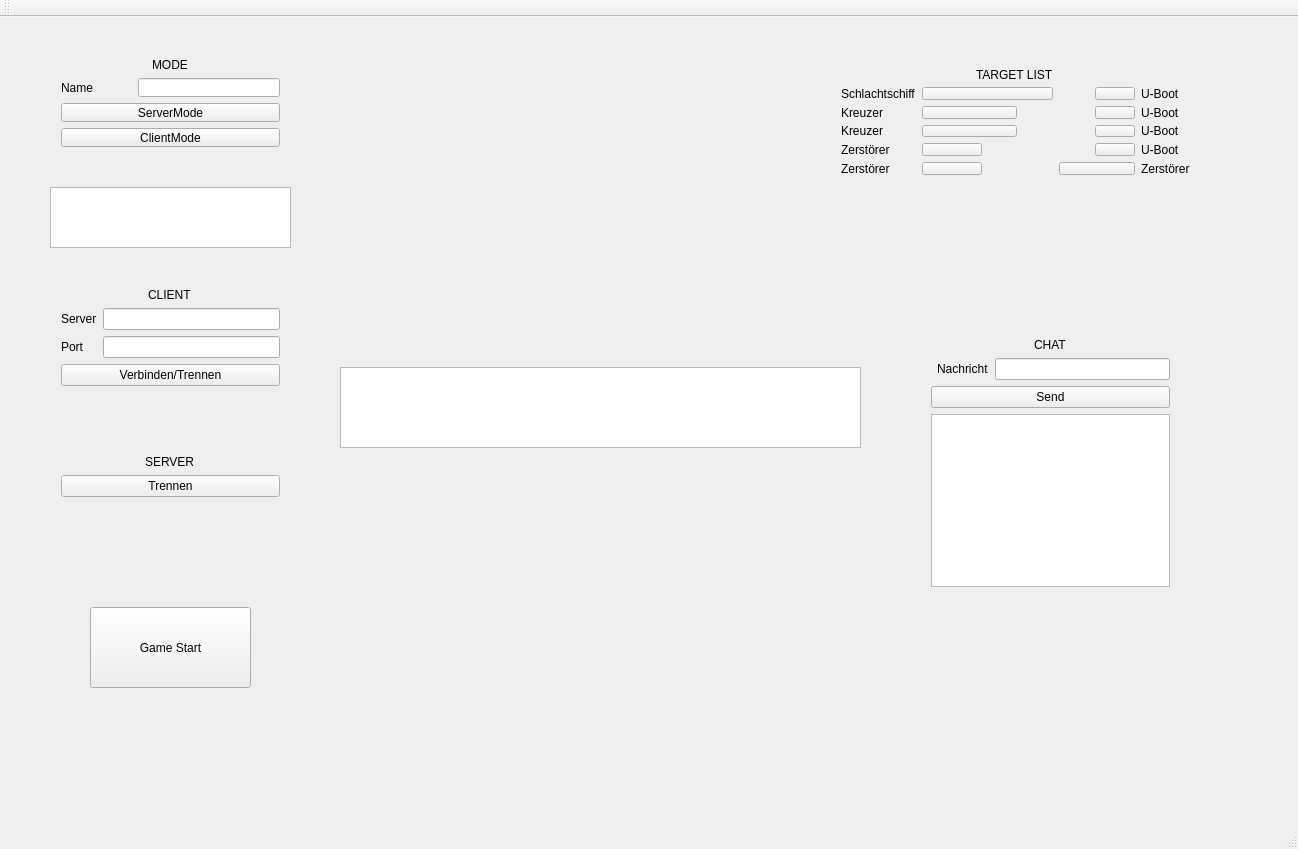
Above: gui.ui from heliumind/battleship before the change. Below: the same form after it.
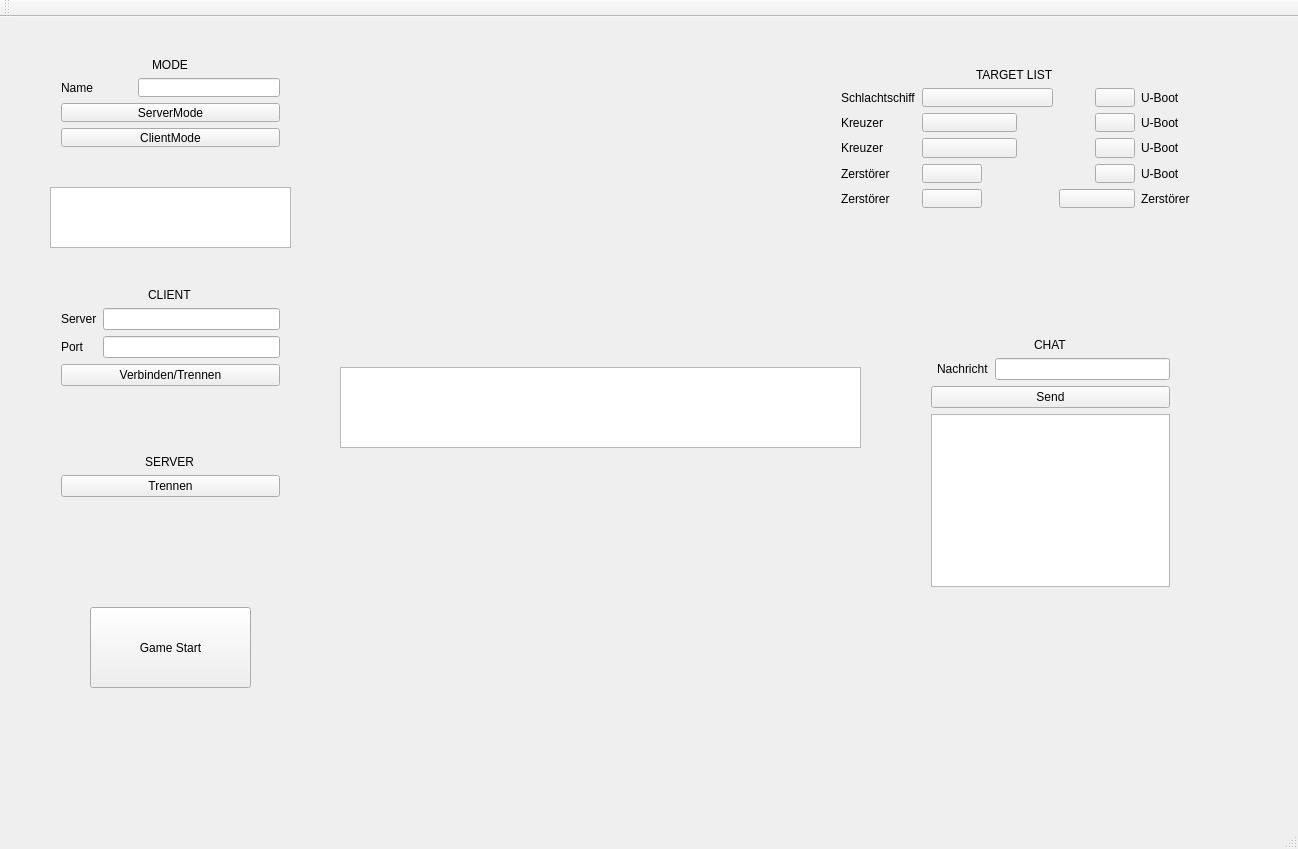
That is the form after the change.

Commit message: Debug session

What changed in the file:
```diff
--- a/gui.ui
+++ b/gui.ui
@@ -170,7 +170,7 @@
      <rect>
       <x>430</x>
       <y>450</y>
-      <width>311</width>
+      <width>341</width>
       <height>321</height>
      </rect>
     </property>
@@ -238,7 +238,7 @@
       <x>830</x>
       <y>40</y>
       <width>371</width>
-      <height>141</height>
+      <height>182</height>
      </rect>
     </property>
     <layout class="QGridLayout" name="targetlist">
```
The commit also changes 2 other files.
